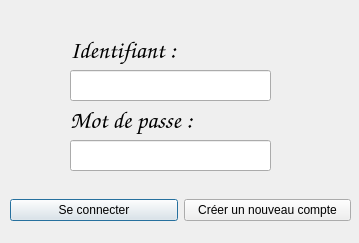
SCP-8530/Magasin-Cartage, file INTERFACEGRAPHIQUE/UI/ConnectionPage.ui: the form before one commit.
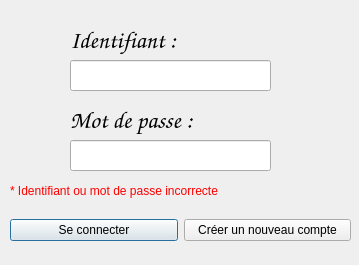
The form after the commit.

```diff
--- a/INTERFACEGRAPHIQUE/UI/ConnectionPage.ui
+++ b/INTERFACEGRAPHIQUE/UI/ConnectionPage.ui
@@ -7,7 +7,7 @@
     <x>0</x>
     <y>0</y>
     <width>359</width>
-    <height>243</height>
+    <height>265</height>
    </rect>
   </property>
   <property name="windowTitle">
@@ -17,7 +17,7 @@
    <property name="geometry">
     <rect>
      <x>10</x>
-     <y>190</y>
+     <y>210</y>
      <width>341</width>
      <height>41</height>
     </rect>
@@ -43,7 +43,7 @@
    <property name="geometry">
     <rect>
      <x>70</x>
-     <y>30</y>
+     <y>20</y>
      <width>199</width>
      <height>41</height>
     </rect>
@@ -81,7 +81,7 @@
    <property name="geometry">
     <rect>
      <x>70</x>
-     <y>70</y>
+     <y>60</y>
      <width>201</width>
      <height>31</height>
     </rect>
@@ -97,6 +97,22 @@
     </rect>
    </property>
   </widget>
+  <widget class="QLabel" name="labelErreur">
+   <property name="geometry">
+    <rect>
+     <x>10</x>
+     <y>180</y>
+     <width>341</width>
+     <height>21</height>
+    </rect>
+   </property>
+   <property name="styleSheet">
+    <string notr="true">color: rgb(255, 0, 0);</string>
+   </property>
+   <property name="text">
+    <string>* Identifiant ou mot de passe incorrecte</string>
+   </property>
+  </widget>
  </widget>
  <resources/>
  <connections/>
```
